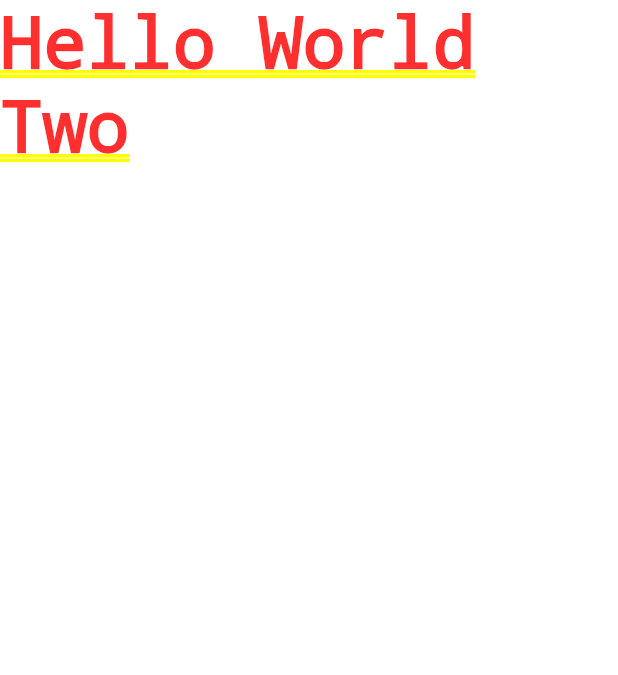
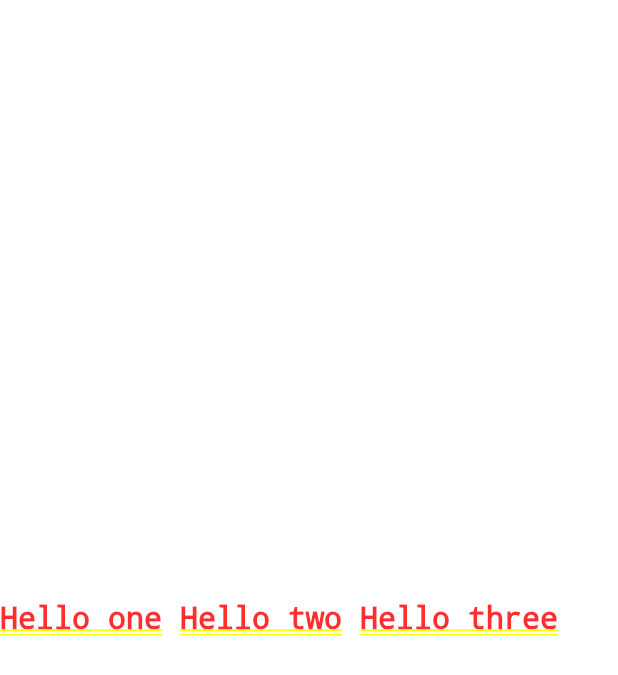
Before and after one commit to amiarafat/arafat_flutter_ecomm, a Flutter app: the screen it shows after launch, on a phone screen of 412 x 824 dp. Shown: the top 675 px of the screen. Run offline on Flutter 3.47's test engine with Material 2 defaults, Android fonts, the phone set to English and light mode, and no system bars.

Commit message:
2nd video and column and row widget basic

```diff
--- a/lib/main.dart
+++ b/lib/main.dart
@@ -3,9 +3,15 @@ import 'package:flutter/material.dart';
 void main(){
   runApp(
     new MaterialApp(
-      home: new Container(
-        color: Colors.white,
-        child: Text('Hello World Two')
+      home: new Center(
+        child: Row(
+          children: <Widget>[
+            Text('Hello one ',style:  TextStyle(fontSize: 20),),
+            Text('Hello two ',style:  TextStyle(fontSize: 20),),
+            Text('Hello three',style:  TextStyle(fontSize: 20),),
+            //Text('Hello three'),
+          ],
+        )
       )
     )
   );
```
